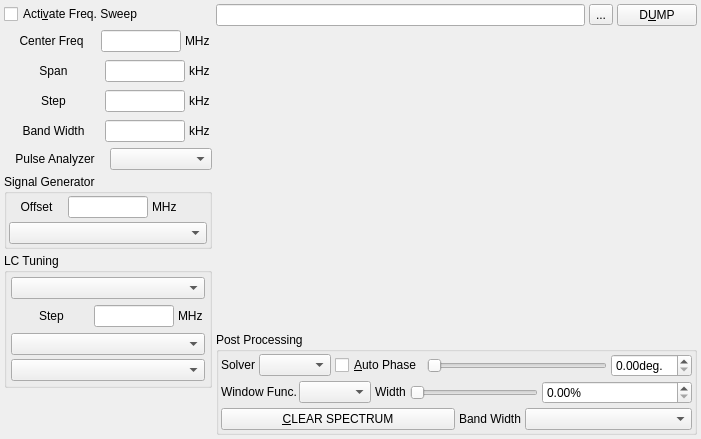
Qt form modules/nmr/nmrfspectrumform.ui (northriv/KAME) before a commit.
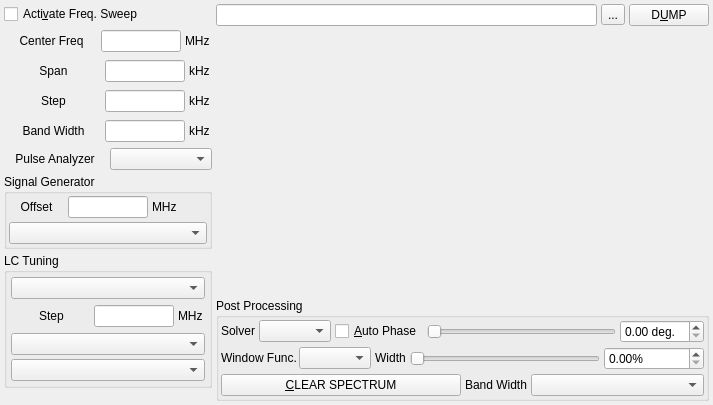
The same form after that commit. Custom widgets are drawn as their Qt base class.

The edit to the form file:
```diff
--- a/modules/nmr/nmrfspectrumform.ui
+++ b/modules/nmr/nmrfspectrumform.ui
@@ -6,8 +6,8 @@
    <rect>
     <x>0</x>
     <y>0</y>
-    <width>701</width>
-    <height>439</height>
+    <width>713</width>
+    <height>405</height>
    </rect>
   </property>
   <property name="windowTitle">
@@ -646,6 +646,12 @@
            </item>
            <item>
             <widget class="QSlider" name="m_slPhase">
+             <property name="minimumSize">
+              <size>
+               <width>50</width>
+               <height>0</height>
+              </size>
+             </property>
              <property name="orientation">
               <enum>Qt::Horizontal</enum>
              </property>
@@ -660,7 +666,7 @@
               </sizepolicy>
              </property>
              <property name="suffix">
-              <string>deg.</string>
+              <string> deg.</string>
              </property>
              <property name="minValue" stdset="0">
               <number>-360</number>
@@ -734,14 +740,14 @@
              <item>
               <widget class="QDoubleSpinBox" name="m_dblWindowWidth">
                <property name="sizePolicy">
-                <sizepolicy hsizetype="Minimum" vsizetype="Fixed">
+                <sizepolicy hsizetype="Preferred" vsizetype="Fixed">
                  <horstretch>0</horstretch>
                  <verstretch>0</verstretch>
                 </sizepolicy>
                </property>
                <property name="minimumSize">
                 <size>
-                 <width>150</width>
+                 <width>100</width>
                  <height>0</height>
                 </size>
                </property>
```
